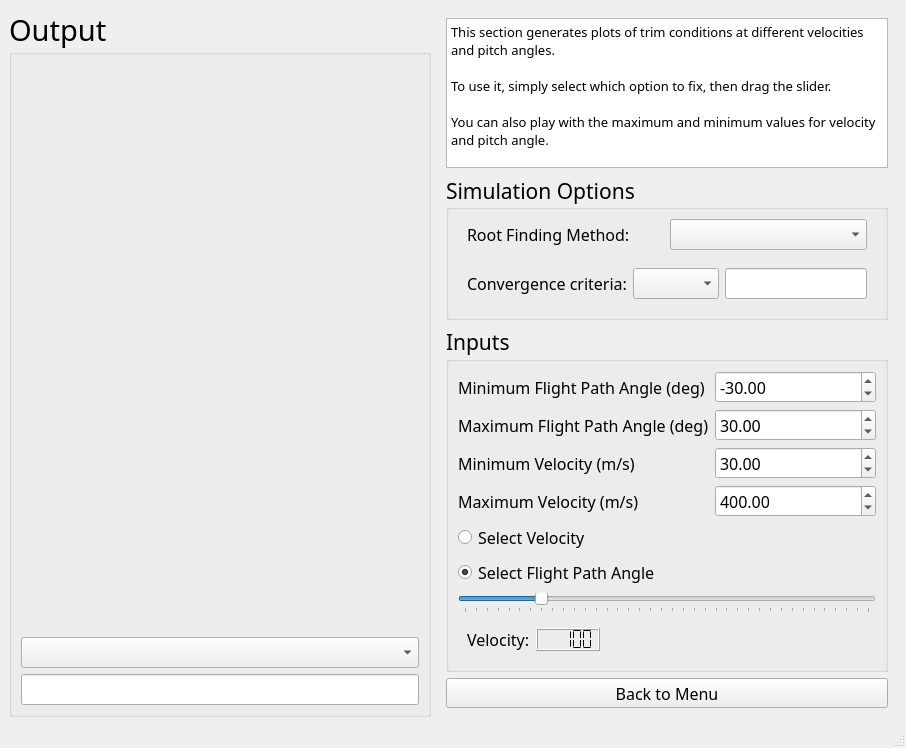
This is simlib/gui/rf_mw.ui in jasper-day/airplane_sim as Qt 5 draws it before an edit. The edited form follows.
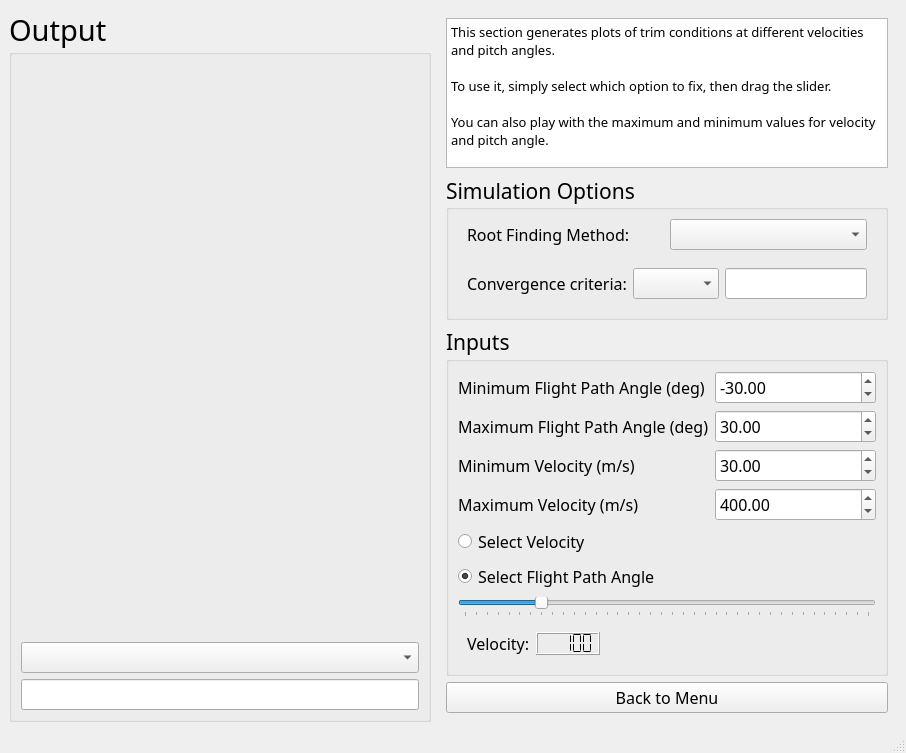
This is the edited form.

Diff of the .ui file:
```diff
--- a/simlib/gui/rf_mw.ui
+++ b/simlib/gui/rf_mw.ui
@@ -7,7 +7,7 @@
     <x>0</x>
     <y>0</y>
     <width>906</width>
-    <height>748</height>
+    <height>753</height>
    </rect>
   </property>
   <property name="windowTitle">
```
Left out of the diff: 3 changed lines with no effect on the pictures.
